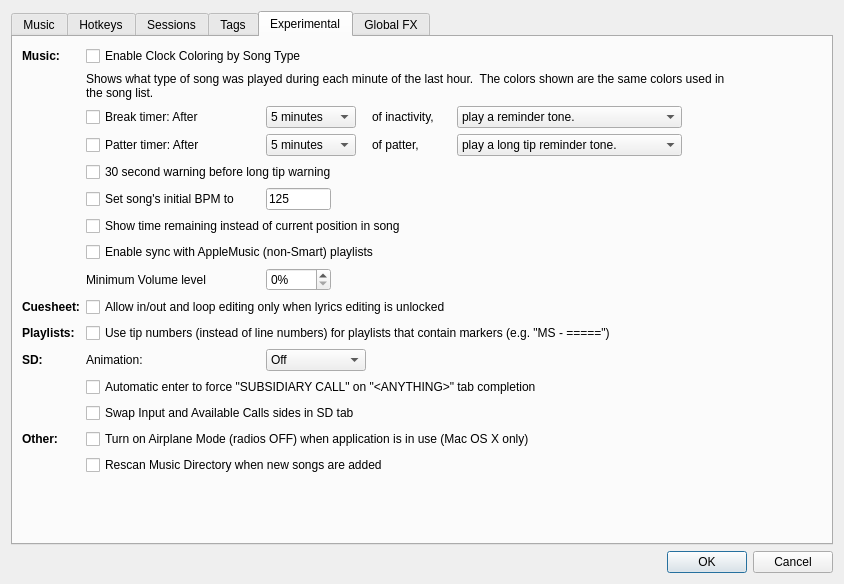
The window that SquareDesk-DEV/test123/preferencesdialog.ui (mpogue2/SquareDesk) describes before a commit, drawn with Qt 5.
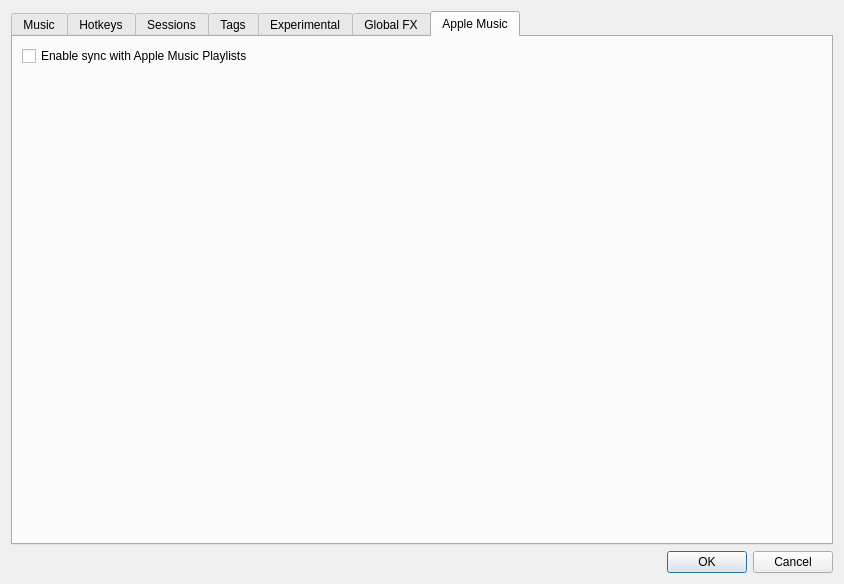
The same window after the commit. The open tabs and pages were chosen to show the change. Icons and pictures are not drawn.

Commit message: #1740: Add an Apple Music tab to Preferences

Diff of the .ui file:
```diff
--- a/SquareDesk-DEV/test123/preferencesdialog.ui
+++ b/SquareDesk-DEV/test123/preferencesdialog.ui
@@ -1212,13 +1212,6 @@
            </property>
           </widget>
          </item>
-         <item row="9" column="1" colspan="4">
-          <widget class="QCheckBox" name="enableAppleMusicCheckbox">
-           <property name="text">
-            <string>Enable sync with AppleMusic (non-Smart) playlists</string>
-           </property>
-          </widget>
-         </item>
          <item row="12" column="0">
           <widget class="QLabel" name="playlistsLabel">
            <property name="font">
@@ -1997,6 +1990,33 @@
          </property>
         </widget>
        </widget>
+       <widget class="QWidget" name="tab_appleMusic">
+        <attribute name="title">
+         <string>Apple Music</string>
+        </attribute>
+        <layout class="QVBoxLayout" name="verticalLayout_appleMusic">
+         <item>
+          <widget class="QCheckBox" name="enableAppleMusicCheckbox">
+           <property name="text">
+            <string>Enable sync with Apple Music Playlists</string>
+           </property>
+          </widget>
+         </item>
+         <item>
+          <spacer name="verticalSpacer_appleMusic">
+           <property name="orientation">
+            <enum>Qt::Orientation::Vertical</enum>
+           </property>
+           <property name="sizeHint" stdset="0">
+            <size>
+             <width>20</width>
+             <height>40</height>
+            </size>
+           </property>
+          </spacer>
+         </item>
+        </layout>
+       </widget>
       </widget>
      </item>
     </layout>
```
The commit also changes 3 other files.
